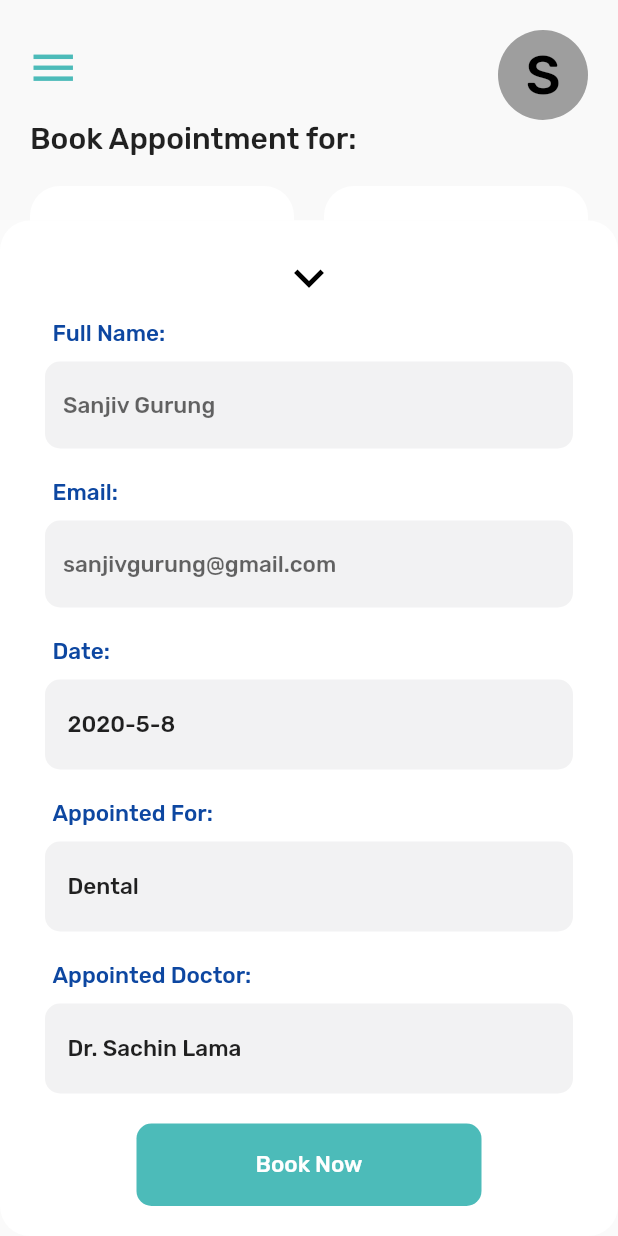
After one commit to Sheikhsoft/darpan_dental_home, a Flutter app: the screen it shows after launch, after a tap on "Dental", on a phone screen of 412 x 824 dp. The commit adds this screen. Run offline on Flutter 3.47's test engine with Material 2 defaults, Android fonts, the phone set to English and light mode, and no system bars.

Commit message:
Booking Form

```diff
--- a/lib/appoitment.dart
+++ b/lib/appoitment.dart
@@ -3,6 +3,6 @@ class Appointment {
   String email;
   String appointmentDate;
   String appointedDoctor;
-  String appointmentType;
-  Appointment({this.name,this.email,this.appointmentDate,this.appointedDoctor,this.appointmentType});
+  String appointedFor;
+  Appointment({this.name,this.email,this.appointmentDate,this.appointedDoctor,this.appointedFor});
 }
--- /dev/null
+++ b/lib/screen/home/appointment_form.dart
@@ -0,0 +1,206 @@
+import 'package:darpandentalhome/shared/const.dart';
+import 'package:flutter/cupertino.dart';
+import 'package:flutter/material.dart';
+
+class AppointmentForm extends StatefulWidget {
+  final String appointedFor;
+  final String appointedDoctor;
+  AppointmentForm({this.appointedFor,this.appointedDoctor});
+  @override
+  _AppointmentFormState createState() => _AppointmentFormState();
+}
+
+class _AppointmentFormState extends State<AppointmentForm> {
+
+  DateTime _dateTime = DateTime.now();
+
+  Future<DateTime> _selectedDate(BuildContext context) {
+    return showDatePicker(
+      context: context,
+      initialDate: _dateTime == null ? DateTime.now() : _dateTime,
+      firstDate: DateTime(2001),
+      lastDate: DateTime(2222),
+    );
+  }
+  @override
+  Widget build(BuildContext context) {
+    return Form(
+      child: Column(
+        crossAxisAlignment: CrossAxisAlignment.start,
+        children: <Widget>[
+          Center(
+            child: IconButton(
+              icon: Icon(Icons.keyboard_arrow_down,color: Colors.black,),
+              iconSize: 40,
+              onPressed: () {
+                Navigator.pop(context);
+              },
+            ),
+          ),
+          Padding(
+              padding: const EdgeInsets.fromLTRB(25,0,20,0),
+              child: Text(
+                'Full Name:',
+                style: TextStyle(
+                    fontFamily: 'Rubik',
+                    fontSize: 15,
+                    color: Colors.blue[900]
+                ),
+              )
+          ),
+          Padding(
+            padding: const EdgeInsets.fromLTRB(20,10,20,10),
+            child: TextFormField(
+              style: TextStyle(
+                  fontSize: 15,
+                  fontFamily: 'Rubik'
+              ),
+              cursorColor: Colors.black,
+              decoration: textInputDecoration.copyWith(hintText: 'Sanjiv Gurung'),
+            ),
+          ),
+          Padding(
+              padding: const EdgeInsets.fromLTRB(25,10,20,0),
+              child: Text(
+                'Email:',
+                style: TextStyle(
+                    fontFamily: 'Rubik',
+                    fontSize: 15,
+                    color: Colors.blue[900]
+                ),
+              )
+          ),
+          Padding(
+            padding: const EdgeInsets.fromLTRB(20,10,20,10),
+            child: TextFormField(
+              style: TextStyle(
+                  fontSize: 15,
+                  fontFamily: 'Rubik'
+              ),
+              cursorColor: Colors.black,
+              decoration: textInputDecoration.copyWith(hintText: 'sanjivgurung@gmail.com'),
+            ),
+          ),
+          Padding(
+              padding: const EdgeInsets.fromLTRB(25,10,20,0),
+              child: Text(
+                'Date:',
+                style: TextStyle(
+                    fontFamily: 'Rubik',
+                    fontSize: 15,
+                    color: Colors.blue[900]
+                ),
+              )
+          ),
+          Padding(
+            padding: const EdgeInsets.fromLTRB(20,10,20,10),
+            child: InkWell(
+              onTap: () async {
+                final selectedDate = await _selectedDate(context);
+                if(selectedDate == null) return;
+                setState(() {
+                  _dateTime = selectedDate;
+                });
+              },
+              child: Container(
+                decoration: boxDecoration.copyWith(color: Color(0xfff2f2f3),),
+                height: 60,
+                child: Padding(
+                  padding: const EdgeInsets.only(left: 15),
+                  child: Align(
+                    alignment: Alignment.centerLeft,
+                    child: Text(
+                      '${_dateTime.year}-${_dateTime.month}-${_dateTime.day}',
+                      style: TextStyle(
+                        fontSize: 15,
+                          fontFamily: 'Rubik'
+                      ),
+                    ),
+                  ),
+                )
+              ),
+            )
+          ),
+          Padding(
+              padding: const EdgeInsets.fromLTRB(25,10,20,0),
+              child: Text(
+                'Appointed For:',
+                style: TextStyle(
+                    fontFamily: 'Rubik',
+                    fontSize: 15,
+                    color: Colors.blue[900]
+                ),
+              )
+          ),
+          Padding(
+              padding: const EdgeInsets.fromLTRB(20,10,20,10),
+              child: Container(
+                  decoration: boxDecoration.copyWith(color: Color(0xfff2f2f3),),
+                  height: 60,
+                  child: Padding(
+                    padding: const EdgeInsets.only(left: 15),
+                    child: Align(
+                      alignment: Alignment.centerLeft,
+                      child: Text(
+                        widget.appointedFor,
+                        style: TextStyle(
+                            fontSize: 15,
+                            fontFamily: 'Rubik'
+                        ),
+                      ),
+                    ),
+                  )
+              )
+          ),
+          Padding(
+              padding: const EdgeInsets.fromLTRB(25,10,20,0),
+              child: Text(
+                'Appointed Doctor:',
+                style: TextStyle(
+                    fontFamily: 'Rubik',
+                    fontSize: 15,
+                    color: Colors.blue[900]
+                ),
+              )
+          ),
+          Padding(
+              padding: const EdgeInsets.fromLTRB(20,10,20,10),
+              child: Container(
+                  decoration: boxDecoration.copyWith(color: Color(0xfff2f2f3),),
+                  height: 60,
+                  child: Padding(
+                    padding: const EdgeInsets.only(left: 15),
+                    child: Align(
+                      alignment: Alignment.centerLeft,
+                      child: Text(
+                        widget.appointedDoctor,
+                        style: TextStyle(
+                            fontSize: 15,
+                          fontFamily: 'Rubik'
+                        ),
+                      ),
+                    ),
+                  )
+              )
+          ),
+          SizedBox(height: 10,),
+          Center(
+            child: MaterialButton(
+              height: 55,
+              minWidth: 230,
+              elevation: 0,
+              shape: RoundedRectangleBorder(borderRadius: new BorderRadius.circular(10.0)),
+              color: Color(0xff4CBBB9),
+              onPressed: () {},
+              child: Text(
+                'Book Now',
+                style: TextStyle(fontFamily: 'Rubik', fontSize: 15, color: Colors.white),
+              ),
+            ),
+          ),
+          SizedBox(height: 20,)
+        ],
+      ),
+    );
+  }
+}
--- a/lib/screen/home/card_class.dart
+++ b/lib/screen/home/card_class.dart
@@ -55,7 +55,7 @@ class _CardClassState extends State<CardClass> {
                     ),
                   ),
                   Text(
-                      widget.appointments.appointmentType,
+                      widget.appointments.appointedFor,
                     style: TextStyle(
                       fontSize: 15,
                       color: Colors.grey
--- a/lib/screen/home/home.dart
+++ b/lib/screen/home/home.dart
@@ -1,6 +1,8 @@
 import 'package:darpandentalhome/appoitment.dart';
 import 'package:darpandentalhome/presentation/custom_icons.dart';
+import 'package:darpandentalhome/screen/home/appointment_form.dart';
 import 'package:darpandentalhome/screen/home/card_class.dart';
+import 'package:darpandentalhome/shared/const.dart';
 import 'package:flutter/cupertino.dart';
 import 'package:flutter/material.dart';
 
@@ -11,12 +13,37 @@ class Home extends StatefulWidget {
 
 class _HomeState extends State<Home> {
 
+  String appointedFor;
+  String appointedDoctor;
+
+  final _scaffoldKey = new GlobalKey<ScaffoldState>();
+  VoidCallback _showAppointmentFormCallBack;
   List<Appointment> appointments= [
-    Appointment(appointmentDate: '2019-12-01', appointmentType: 'Dental'),
-    Appointment(appointmentDate: '2020-01-01', appointmentType: 'Normal Check Up'),
+    Appointment(appointmentDate: '2019-12-01', appointedFor: 'Dental'),
+    Appointment(appointmentDate: '2020-01-01', appointedFor: 'Normal Check Up'),
   ];
+  @override
+  void initState() {
+    // TODO: implement initState
+    super.initState();
+    _showAppointmentFormCallBack = null;
+  }
+  void showAppointmentForm() {
+    setState(() {
+      _showAppointmentFormCallBack = null;
+    });
+    _scaffoldKey.currentState.showBottomSheet((context) {
+      return Container(
+        decoration: boxDecoration.copyWith(borderRadius: BorderRadius.all(
+            Radius.circular(20))),
+        padding: EdgeInsets.fromLTRB(10,10,10,0),
+        child: SingleChildScrollView(
+          child: AppointmentForm(appointedFor: appointedFor,appointedDoctor: appointedDoctor,),
+        ),
+      );
+    });
+  }
 
-  final GlobalKey<ScaffoldState> _scaffoldKey = new GlobalKey<ScaffoldState>();
 
   @override
   Widget build(BuildContext context) {
@@ -80,7 +107,14 @@ class _HomeState extends State<Home> {
                   children: <Widget>[
                     Flexible(
                       flex: 1,
-                      fit: FlexFit.loose,
+                      child: InkWell(
+                        onTap: () {
+                          setState(() {
+                            appointedFor = "Dental";
+                            appointedDoctor = "Dr. Sachin Lama";
+                          });
+                          showAppointmentForm();
+                        },
                         child: Container(
                           height: 200,
                           decoration: BoxDecoration(
@@ -121,10 +155,18 @@ class _HomeState extends State<Home> {
                           ),
                         ),
                       ),
+                    ),
                     SizedBox(width: 20,),
                     Flexible(
                       flex: 1,
-                      fit: FlexFit.loose,
+                      child: InkWell(
+                        onTap: () {
+                          setState(() {
+                            appointedFor = "Normal Check Up";
+                            appointedDoctor = "Dr. Saurab Adhikari";
+                          });
+                          showAppointmentForm();
+                        },
                         child: Container(
                           height: 200,
                           decoration: BoxDecoration(
@@ -165,6 +207,7 @@ class _HomeState extends State<Home> {
                             ),
                           ),
                         ),
+                      ),
                     )
                   ],
                 ),
```
Lines whose indentation alone changed are shown as unchanged.
